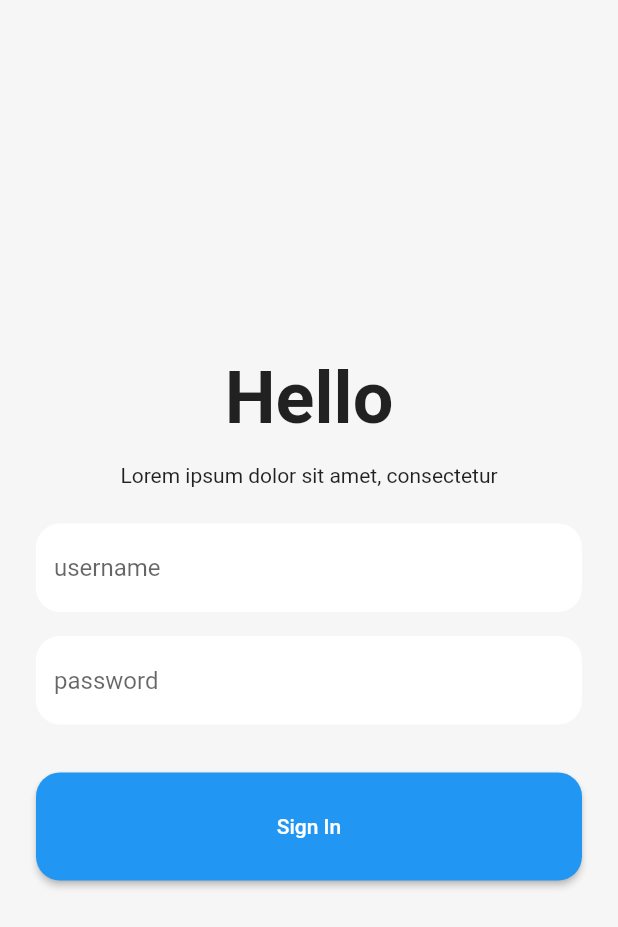
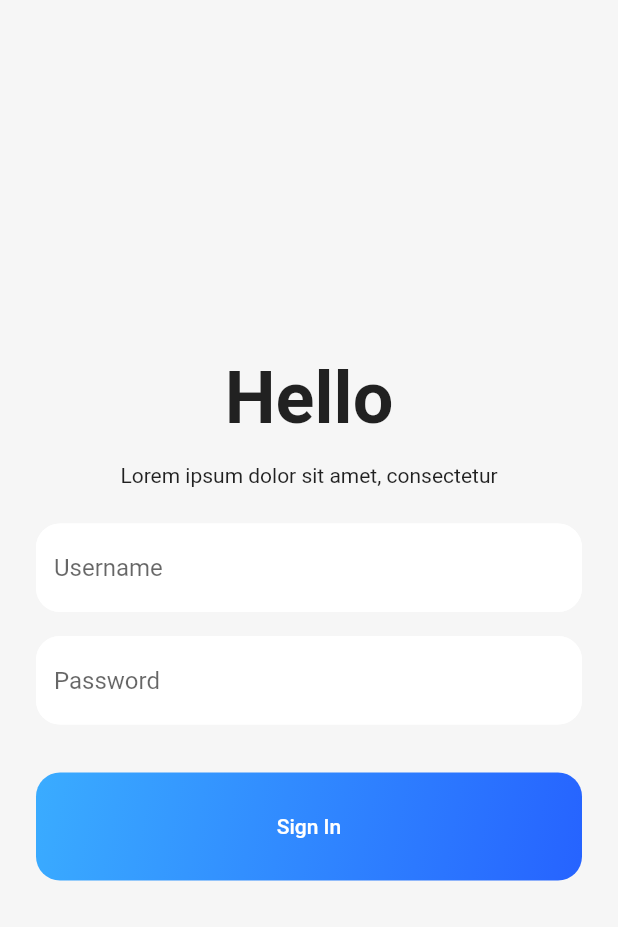
Before and after one commit to Spectrum862/cardamage_mobile, a Flutter app: the screen it shows after launch, on a phone screen of 412 x 824 dp. Shown: the top 927 px of the screen. Run offline on Flutter 3.47's test engine with Material 2 defaults, Android fonts, the phone set to English and light mode, and no system bars.

Commit message:
[refactor] widgets

```diff
--- a/lib/main.dart
+++ b/lib/main.dart
@@ -1,4 +1,4 @@
-import 'package:cardamage_datect/view/login/login.dart';
+import 'package:cardamage_detect/view/login/login.dart';
 import 'package:flutter/material.dart';
 
 void main() {
--- a/lib/router/route.dart
+++ b/lib/router/route.dart
@@ -1,4 +1,5 @@
-import 'package:cardamage_datect/view/home/home.dart';
+import 'package:cardamage_detect/view/home/home.dart';
+import 'package:cardamage_detect/view/login/login.dart';
 import 'package:flutter/material.dart';
 
 class PageRouter {
@@ -6,4 +7,9 @@ class PageRouter {
     Navigator.push(
         context, MaterialPageRoute(builder: (context) => HomePage()));
   }
+
+  static toLoginPage(BuildContext context) {
+    Navigator.push(
+        context, MaterialPageRoute(builder: (context) => LoginPage()));
+  }
 }
--- a/lib/theme/theme.dart
+++ b/lib/theme/theme.dart
@@ -1,4 +1,3 @@
-import 'package:cardamage_datect/theme/util/HexColor.dart';
 import 'package:flutter/material.dart';
 
 class ThemeProvider {
@@ -11,6 +10,9 @@ class ThemeProvider {
   static final Color gray3 = Color(0xFFf6f6f6);
   static final Color gray2 = Color(0xFF262626);
   static final Color gray1 = Color(0xFF262626);
+  static final Color white = Color(0xFFFFFFFF);
   static final Color primary = Color(0xFF2663FF);
   static final Color primaryLight = Color(0xFF3AACFF);
+
+  static final double baseRadius = 16;
 }
--- a/lib/theme/util/HexColor.dart
+++ /dev/null
@@ -1,13 +0,0 @@
-import 'package:flutter/material.dart';
-
-class HexColor extends Color {
-  static int _getColorFromHex(String hexColor) {
-    hexColor = hexColor.toUpperCase().replaceAll("#", "");
-    if (hexColor.length == 6) {
-      hexColor = "FF" + hexColor;
-    }
-    return int.parse(hexColor, radix: 16);
-  }
-
-  HexColor(final String hexColor) : super(_getColorFromHex(hexColor));
-}
--- a/lib/view/home/home.dart
+++ b/lib/view/home/home.dart
@@ -1,4 +1,4 @@
-import 'package:cardamage_datect/view/home/home.state.dart';
+import 'package:cardamage_detect/view/home/home.state.dart';
 import 'package:flutter/material.dart';
 
 class HomePage extends StatefulWidget {
--- a/lib/view/home/home.state.dart
+++ b/lib/view/home/home.state.dart
@@ -1,4 +1,4 @@
-import 'package:cardamage_datect/view/home/home.dart';
+import 'package:cardamage_detect/view/home/home.dart';
 import 'package:flutter/material.dart';
 
 class HomePageState extends State<HomePage> {
--- a/lib/view/login/login.state.dart
+++ b/lib/view/login/login.state.dart
@@ -1,33 +1,22 @@
-import 'package:cardamage_datect/Router/route.dart';
-import 'package:cardamage_datect/theme/util/HexColor.dart';
-import 'package:cardamage_datect/view/login/login.dart';
+import 'package:cardamage_detect/router/route.dart';
+import 'package:cardamage_detect/theme/theme.dart';
+import 'package:cardamage_detect/view/login/login.dart';
+import 'package:cardamage_detect/widgets/CTextField.dart';
+import 'package:cardamage_detect/widgets/GradientButton.dart';
 import 'package:flutter/material.dart';
 
 class LoginPageState extends State<LoginPage> {
   TextEditingController id = TextEditingController();
   TextEditingController password = TextEditingController();
-  FocusNode usernameNode;
-  FocusNode passwordNode;
 
-  @override
-  void initState() {
-    super.initState();
-    usernameNode = FocusNode();
-    passwordNode = FocusNode();
-  }
-
-  @override
-  void dispose() {
-    // Clean up the focus node when the Form is disposed.
-    usernameNode.dispose();
-    passwordNode.dispose();
-    super.dispose();
+  void onLogin() {
+    PageRouter.toHomePage(context);
   }
 
   @override
   Widget build(BuildContext context) {
     return Scaffold(
-      backgroundColor: HexColor('#f6f6f6'),
+      backgroundColor: ThemeProvider.gray3,
       body: Center(
         child: Container(
           padding: EdgeInsets.only(right: 24, left: 24),
@@ -51,61 +40,22 @@ class LoginPageState extends State<LoginPage> {
               SizedBox(
                 height: 24,
               ),
-              TextFormField(
-                focusNode: usernameNode,
-                decoration: InputDecoration(
-                  filled: true,
-                  fillColor: usernameNode.hasFocus
-                      ? Color(0xFF262626)
-                      : Color(0xFFFFFFFF),
-                  enabledBorder: OutlineInputBorder(
-                      borderSide: BorderSide(width: 0, color: Color(0xFFFFFF)),
-                      borderRadius: BorderRadius.circular(16)),
-                  focusedBorder: OutlineInputBorder(
-                    borderSide: BorderSide(color: HexColor('#2663FF')),
-                    borderRadius: BorderRadius.circular(16),
-                  ),
-                  hintText: 'username',
-                ),
+              CTextField(
+                hintText: 'Username',
                 controller: id,
               ),
               SizedBox(
                 height: 16,
               ),
-              TextFormField(
-                focusNode: passwordNode,
-                decoration: InputDecoration(
-                  filled: true,
-                  fillColor: passwordNode.hasFocus
-                      ? Color(0xFF262626)
-                      : Color(0xFFFFFFFF),
-                  enabledBorder: OutlineInputBorder(
-                      borderSide: BorderSide(width: 0, color: Color(0xFFFFFF)),
-                      borderRadius: BorderRadius.circular(16)),
-                  focusedBorder: OutlineInputBorder(
-                    borderSide: BorderSide(color: HexColor('#2663FF')),
-                    borderRadius: BorderRadius.circular(16),
-                  ),
-                  hintText: 'password',
-                ),
+              CTextField(
+                hintText: 'Password',
                 controller: password,
               ),
               SizedBox(
                 height: 32,
               ),
-              ElevatedButton(
-                child: SizedBox(
-                  width: double.infinity,
-                  height: 72,
-                  child: Center(
-                    child: Text('Sign In'),
-                  ),
-                ),
-                style: ButtonStyle(
-                    shape: MaterialStateProperty.all<OutlinedBorder>(
-                        RoundedRectangleBorder(
-                            borderRadius: BorderRadius.circular(16)))),
-                onPressed: () => PageRouter.toHomePage(context),
+              GradientButton(
+                label: 'Sign In',
               )
             ],
           ),
--- /dev/null
+++ b/lib/widgets/CTextField.dart
@@ -0,0 +1,52 @@
+import 'package:cardamage_detect/theme/theme.dart';
+import 'package:flutter/material.dart';
+
+class CTextField extends StatefulWidget {
+  final String hintText;
+  final TextEditingController controller;
+  CTextField({Key key, this.hintText, this.controller}) : super(key: key);
+
+  @override
+  _CTextField createState() => _CTextField();
+}
+
+class _CTextField extends State<CTextField> {
+  FocusNode _focusNode = FocusNode();
+  @override
+  void initState() {
+    super.initState();
+    _focusNode.addListener(_requestFocus);
+  }
+
+  @override
+  void dispose() {
+    _focusNode.dispose();
+    super.dispose();
+  }
+
+  void _requestFocus() {
+    setState(() {});
+  }
+
+  @override
+  Widget build(BuildContext context) {
+    return TextFormField(
+      focusNode: _focusNode,
+      decoration: InputDecoration(
+        filled: true,
+        fillColor: _focusNode.hasFocus
+            ? ThemeProvider.primary.withAlpha(15)
+            : ThemeProvider.white,
+        enabledBorder: OutlineInputBorder(
+            borderSide: BorderSide(color: ThemeProvider.white),
+            borderRadius: BorderRadius.circular(ThemeProvider.baseRadius)),
+        focusedBorder: OutlineInputBorder(
+          borderSide: BorderSide(color: ThemeProvider.primary),
+          borderRadius: BorderRadius.circular(ThemeProvider.baseRadius),
+        ),
+        hintText: widget.hintText,
+      ),
+      controller: widget.controller,
+    );
+  }
+}
--- /dev/null
+++ b/lib/widgets/GradientButton.dart
@@ -0,0 +1,42 @@
+import 'package:cardamage_detect/theme/theme.dart';
+import 'package:flutter/material.dart';
+
+class GradientButton extends StatefulWidget {
+  final Function onPress;
+  final Icon icon;
+  final String label;
+  final double height;
+
+  GradientButton({Key key, this.onPress, this.icon, this.label, this.height})
+      : super(key: key);
+
+  @override
+  State<StatefulWidget> createState() {
+    return _GradientButton();
+  }
+}
+
+class _GradientButton extends State<GradientButton> {
+  @override
+  Widget build(BuildContext context) {
+    return Container(
+      height: widget.height ?? 72,
+      decoration: BoxDecoration(
+          gradient: LinearGradient(
+            colors: [ThemeProvider.primaryLight, ThemeProvider.primary],
+            begin: Alignment.topLeft,
+            end: Alignment.bottomRight,
+          ),
+          borderRadius: BorderRadius.circular(ThemeProvider.baseRadius)),
+      child: TextButton(
+        child: Center(
+          child: Text(
+            widget.label,
+            style: TextStyle(color: Color(0xFFFFFFFF)),
+          ),
+        ),
+        onPressed: widget.onPress,
+      ),
+    );
+  }
+}
--- a/pubspec.yaml
+++ b/pubspec.yaml
@@ -1,4 +1,4 @@
-name: cardamage_datect
+name: cardamage_detect
 description: A new Flutter project.
 
 # The following line prevents the package from being accidentally published to
@@ -32,6 +32,7 @@ dependencies:
   cupertino_icons: ^1.0.2
 
 dev_dependencies:
+  change_app_package_name: ^1.0.0
   flutter_test:
     sdk: flutter
 
```
Also changed, not shown: pubspec.lock, 8 other files.
